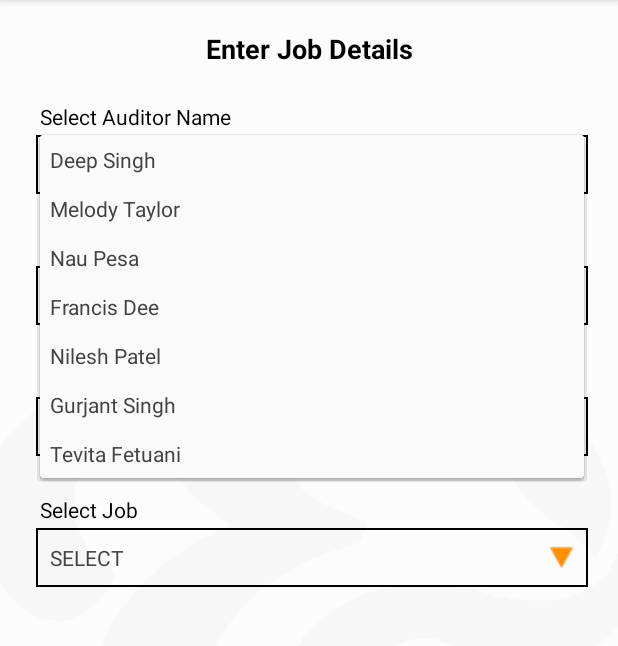
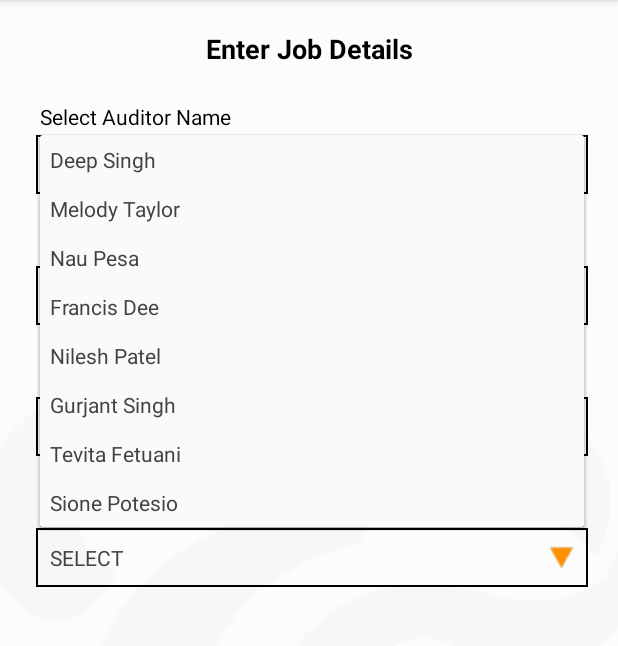
Before and after one commit to nidhi-modi/GER, an Android app: the screen it shows after launch (QualitySheetActivity), after a tap on "Deep Singh", on a phone screen of 412 x 824 dp, the part 84-730 px from its top. Run offline under Robolectric (Android 15) with nearby library versions, the phone set to English and light mode, and no system bars; our stand-ins replace ButterKnife, Volley, sdp/ssp sizes; libraries missing offline, so code that uses them is left out: com.toptoche.searchablespinnerlibrary, permissions.dispatcher, uk.co.chrisjenx; plain views replace SearchableSpinner; network calls fail; Roboto replaces fonts that are not available here; 12 statements that could not run were skipped.

Commit message:
added auditor's name

```diff
--- a/app/src/main/java/com/tandg/qualitysheet/qualitySheetActivity/QualitySheetActivity.java
+++ b/app/src/main/java/com/tandg/qualitysheet/qualitySheetActivity/QualitySheetActivity.java
@@ -445,6 +445,7 @@ public class QualitySheetActivity extends BaseActivity<QualitySheetPresenter> im
         arrayList.add(new SpinInfo(4, "Nilesh Patel"));
         arrayList.add(new SpinInfo(5, "Gurjant Singh"));
         arrayList.add(new SpinInfo(6, "Tevita Fetuani"));
+        arrayList.add(new SpinInfo(7, "Sione Potesio"));
 
         ArrayAdapter<SpinInfo> arrayAdapter = new ArrayAdapter<SpinInfo>(getApplicationContext(), R.layout.layout_spinner_label, arrayList);
         arrayAdapter.setDropDownViewResource(R.layout.layout_spinner_label);
```
